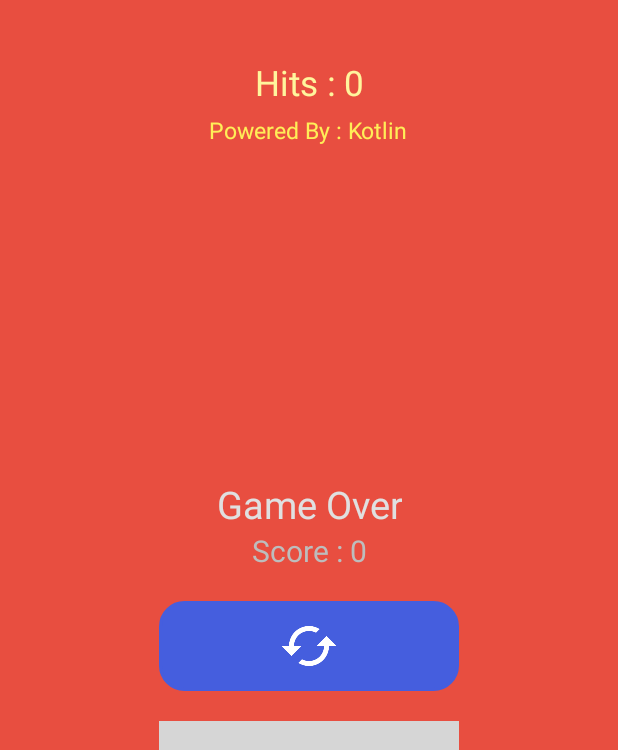
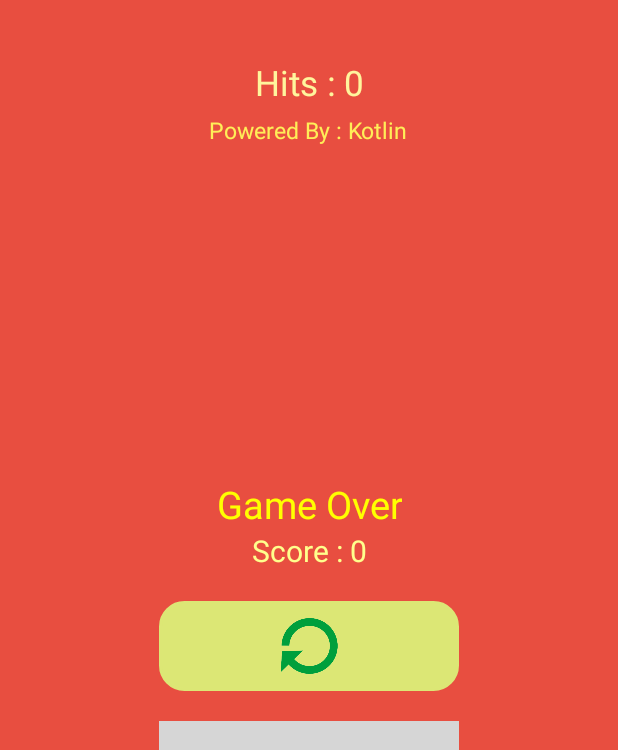
Before and after one commit to shiveshnavin/TT_Tiles_Kotlin, an Android app: the screen it shows after launch (MainActivity), on a phone screen of 412 x 824 dp, the part 164-914 px from its top. Run offline under Robolectric (Android 15) with nearby library versions, the phone set to English and light mode, and no system bars; our stand-ins replace Firebase (no records; nobody signed in at launch, a user with empty details on screens opened directly); libraries missing offline, so code that uses them is left out: com.androidnetworking, com.androidnetworking.error, com.androidnetworking.interfaces, com.daniribalbert.customfontlib, com.wang.avi; plain views replace CustomFontTextView; pictures from the network do not load; 14 statements that could not run were skipped; grey boxes are pictures that could not be loaded.

Commit message:
All Done For Release !!

```diff
--- a/app/src/main/res/drawable/rounded_black_filled.xml
+++ b/app/src/main/res/drawable/rounded_black_filled.xml
@@ -4,12 +4,12 @@
     android:shape="rectangle"   >
 
     <solid
-        android:color="@color/blue_700" >
+        android:color="@color/material_lime_300" >
     </solid>
 
     <stroke
         android:width="2dp"
-        android:color="@color/blue_700" >
+        android:color="@color/material_lime_300" >
     </stroke>
 
     <padding
--- a/app/src/main/res/drawable/rounded_black_hollow.xml
+++ b/app/src/main/res/drawable/rounded_black_hollow.xml
@@ -4,12 +4,12 @@
     android:shape="rectangle"   >
 
     <solid
-        android:color="@color/blue_800" >
+        android:color="@color/material_lime_500" >
     </solid>
 
     <stroke
         android:width="2dp"
-        android:color="@color/blue_900" >
+        android:color="@color/material_lime_500" >
     </stroke>
 
     <padding
--- a/app/src/main/res/drawable/rounded_black_hollow2.xml
+++ b/app/src/main/res/drawable/rounded_black_hollow2.xml
@@ -4,12 +4,12 @@
     android:shape="rectangle"   >
 
     <solid
-        android:color="@color/yellow_800" >
+        android:color="@color/yellow_600" >
     </solid>
 
     <stroke
         android:width="2dp"
-        android:color="@color/yellow_900" >
+        android:color="@color/yellow_600" >
     </stroke>
 
     <padding
--- a/app/src/main/res/layout/activity_main.xml
+++ b/app/src/main/res/layout/activity_main.xml
@@ -98,7 +98,7 @@
 
             android:textSize="25sp"
             android:gravity="center"
-            android:textColor="@color/grey_300"
+            android:textColor="@color/yellow_a200"
             app:font="androidnation"
             android:layout_width="wrap_content"
             android:layout_height="wrap_content"
@@ -112,7 +112,7 @@
 
             android:gravity="center"
             android:textSize="20sp"
-            android:textColor="@color/grey_400"
+            android:textColor="@color/yellow_a100"
             app:font="arcade"
             android:layout_width="match_parent"
             android:layout_height="wrap_content"
@@ -123,7 +123,7 @@
             android:layout_alignParentStart="true" />
 
         <ImageView
-            android:src="@drawable/ic_cached_white_48dp"
+            android:src="@drawable/restart"
             android:textSize="25sp"
             android:layout_marginTop="20dp"
             android:padding="10dp"
```
Also changed, not shown: app/src/main/res/drawable/restart.png (added).
